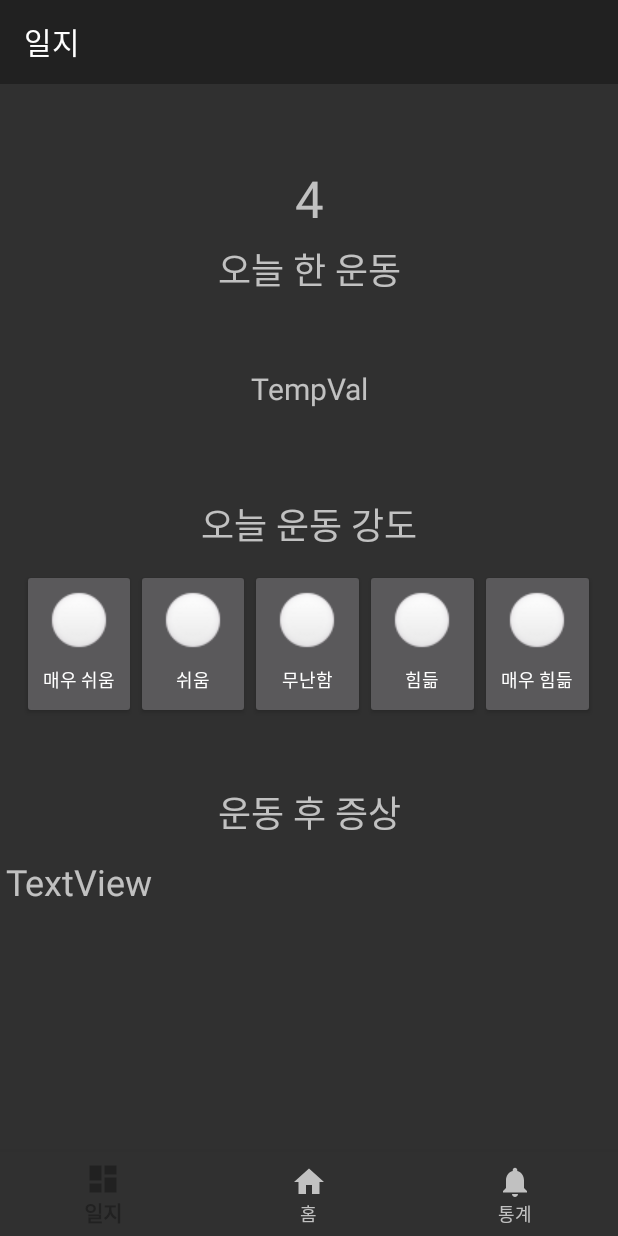
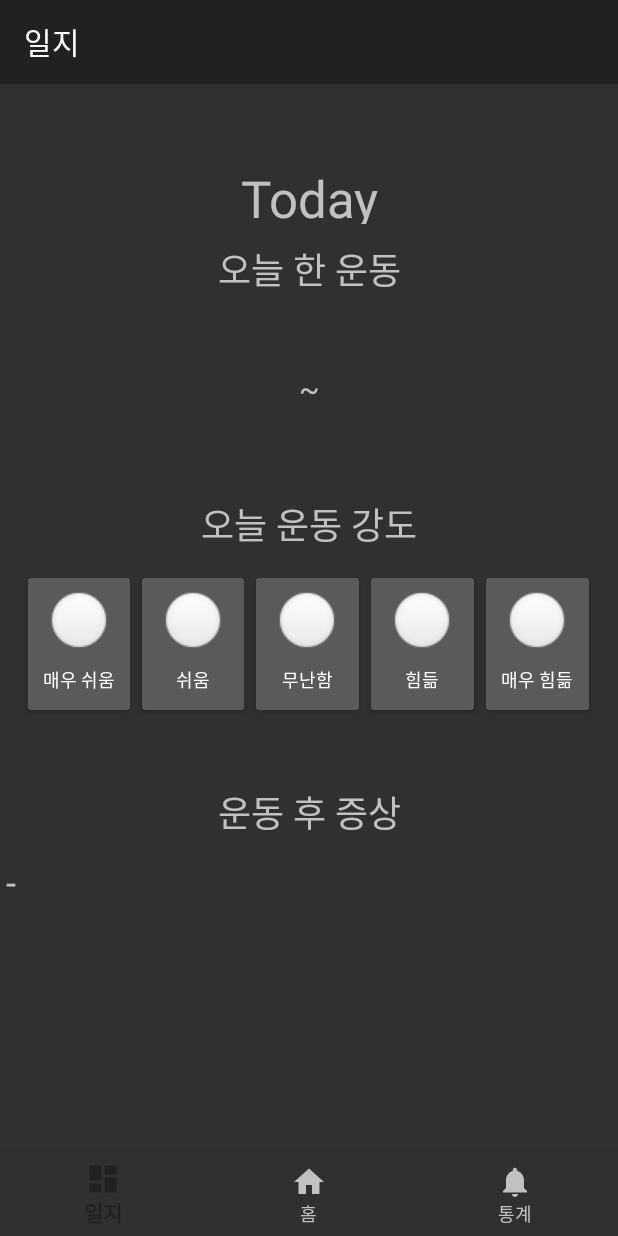
Before and after one commit to KWcapstoneExerciseCalibration/movenet_counter, an Android app: the DailylogFragment screen opened through its navigation route, on a phone screen of 412 x 824 dp. Run offline under Robolectric (Android 15) with nearby library versions, the phone set to English and light mode, and no system bars; our stand-ins replace Room's generated code, data binding, navigation-ui.

Commit message:
CalenderTemp

```diff
--- a/app/src/main/java/org/tensorflow/lite/examples/poseestimation/database/calendarDB/CalDao.kt
+++ b/app/src/main/java/org/tensorflow/lite/examples/poseestimation/database/calendarDB/CalDao.kt
@@ -17,6 +17,6 @@ interface CalDao {
     suspend fun readAll(): List<CalSchema>
 
     @Query("SELECT note FROM table_calender WHERE date=:date")
-    suspend fun getNote(date: Int):String
+    suspend fun getNote(date: String): String
 
 }
--- a/app/src/main/java/org/tensorflow/lite/examples/poseestimation/ui/dailylog/DailylogFragment.java
+++ b/app/src/main/java/org/tensorflow/lite/examples/poseestimation/ui/dailylog/DailylogFragment.java
@@ -11,8 +11,11 @@ import android.widget.TextView;
 import androidx.annotation.NonNull;
 import androidx.fragment.app.Fragment;
 import androidx.lifecycle.ViewModelProvider;
+import androidx.room.Room;
 
 import org.tensorflow.lite.examples.poseestimation.R;
+import org.tensorflow.lite.examples.poseestimation.database.calenderDB.CalDataBase;
+import org.tensorflow.lite.examples.poseestimation.database.calenderDB.CalSchema;
 import org.tensorflow.lite.examples.poseestimation.databinding.FragmentDailylogBinding;
 import org.tensorflow.lite.examples.poseestimation.ui.dailylog.DailylogViewModel;
 
@@ -20,7 +23,6 @@ import java.util.Calendar;
 
 public class DailylogFragment extends Fragment {
     DatePickerDialog datePickerDialog;
-    TextView dateText;
     private FragmentDailylogBinding binding;
 
     public View onCreateView(@NonNull LayoutInflater inflater,
@@ -31,20 +33,25 @@ public class DailylogFragment extends Fragment {
         binding = FragmentDailylogBinding.inflate(inflater, container, false);
         View root = binding.getRoot();
 
-        dateText = root.findViewById(R.id.textToday);
+        final CalDataBase database = Room.databaseBuilder(getActivity(), CalDataBase.class, "calenderDB")
+                .allowMainThreadQueries()
+                .build();
+
+        TextView dateText = root.findViewById(R.id.textToday);
+        TextView dateNote = root.findViewById(R.id.textView5);
         dateText.setOnClickListener(new View.OnClickListener() {
             @Override
             public void onClick(View view) {
                 Calendar calender = Calendar.getInstance();
-                int pDate = 1; //from database
 
                 datePickerDialog = new DatePickerDialog(getActivity(), new DatePickerDialog.OnDateSetListener() {
                     @Override
                     public void onDateSet(DatePicker datePicker, int year, int month, int day) {
                         String date = "" + day;
                         dateText.setText(date);
+                        dateNote.setText(date);
                     }
-                }, 2023, 6, calender.get(pDate));
+                }, 2023, 5, calender.get(Calendar.DAY_OF_MONTH));
                 datePickerDialog.show();
             }
         });
--- a/app/src/main/res/layout/fragment_dailylog.xml
+++ b/app/src/main/res/layout/fragment_dailylog.xml
@@ -29,7 +29,7 @@
                 android:layout_height="wrap_content"
                 android:layout_weight="1"
                 android:clickable="true"
-                android:text="4"
+                android:text="Today"
                 android:textAlignment="center"
                 android:textSize="34sp" />
 
@@ -62,7 +62,7 @@
                 android:layout_height="100dp"
                 android:layout_gravity="center|center_horizontal"
                 android:gravity="center|center_vertical"
-                android:text="TempVal"
+                android:text="~"
                 android:textSize="20sp" />
 
 
@@ -180,7 +180,7 @@
                 android:id="@+id/textView5"
                 android:layout_width="match_parent"
                 android:layout_height="121dp"
-                android:text="TextView"
+                android:text="-"
                 android:textSize="24sp" />
         </LinearLayout>
 
```
